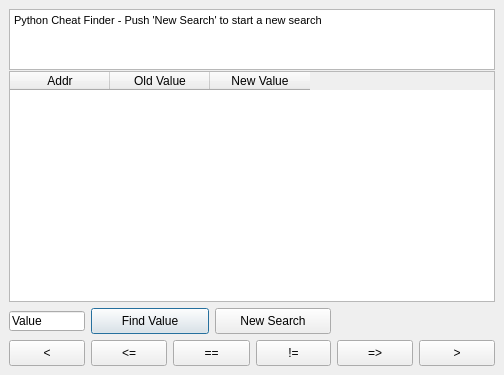
The window that cheatfinder.ui (openMSX/catapult) describes before a commit, drawn with Qt 5.
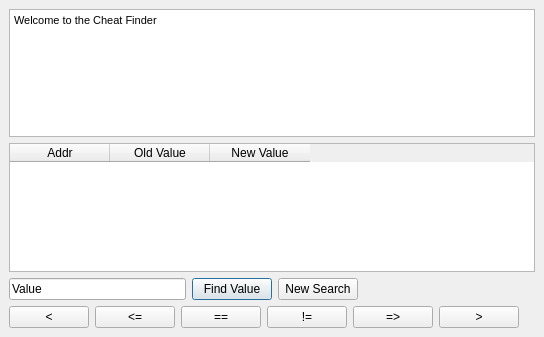
The same window after the commit.

Commit message: Add layouts and spacers to cheatfinder UI

What changed in the file:
```diff
--- a/cheatfinder.ui
+++ b/cheatfinder.ui
@@ -5,38 +5,26 @@
    <rect>
     <x>0</x>
     <y>0</y>
-    <width>504</width>
-    <height>375</height>
+    <width>544</width>
+    <height>337</height>
    </rect>
   </property>
   <property name="windowTitle" >
    <string>Cheat Finder</string>
   </property>
+  <layout class="QGridLayout" >
+   <item row="0" column="0" >
   <widget class="QTextEdit" name="cheatResults" >
-   <property name="geometry" >
-    <rect>
-     <x>9</x>
-     <y>9</y>
-     <width>486</width>
-     <height>61</height>
-    </rect>
-   </property>
    <property name="html" >
     <string>&lt;html>&lt;head>&lt;meta name="qrichtext" content="1" />&lt;style type="text/css">
 p, li { white-space: pre-wrap; }
-&lt;/style>&lt;/head>&lt;body style=" font-family:'MS Shell Dlg 2'; font-size:8.25pt; font-weight:400; font-style:normal;">
-&lt;p style=" margin-top:0px; margin-bottom:0px; margin-left:0px; margin-right:0px; -qt-block-indent:0; text-indent:0px; font-size:8pt;">Python Cheat Finder - Push 'New Search' to start a new search&lt;/p>&lt;/body>&lt;/html></string>
-   </property>
-  </widget>
+&lt;/style>&lt;/head>&lt;body style=" font-family:'Bitstream Vera Sans'; font-size:11pt; font-weight:400; font-style:normal;">
+&lt;p style=" margin-top:0px; margin-bottom:0px; margin-left:0px; margin-right:0px; -qt-block-indent:0; text-indent:0px; font-family:'MS Shell Dlg 2'; font-size:8pt;">Welcome to the Cheat Finder&lt;/p>&lt;/body>&lt;/html></string>
+     </property>
+    </widget>
+   </item>
+   <item row="1" column="0" >
   <widget class="QTableWidget" name="CheatTable" >
-   <property name="geometry" >
-    <rect>
-     <x>9</x>
-     <y>71</y>
-     <width>486</width>
-     <height>231</height>
-    </rect>
-   </property>
    <property name="sizePolicy" >
     <sizepolicy vsizetype="Expanding" hsizetype="Expanding" >
      <horstretch>0</horstretch>
@@ -74,123 +62,105 @@
     </property>
    </column>
   </widget>
+   </item>
+   <item row="2" column="0" >
+    <layout class="QHBoxLayout" >
+     <item>
   <widget class="QLineEdit" name="cheatVal" >
-   <property name="geometry" >
-    <rect>
-     <x>9</x>
-     <y>311</y>
-     <width>76</width>
-     <height>20</height>
-    </rect>
-   </property>
    <property name="text" >
     <string>Value</string>
    </property>
   </widget>
+     </item>
+     <item>
   <widget class="QPushButton" name="FindCheatValue" >
-   <property name="geometry" >
-    <rect>
-     <x>91</x>
-     <y>308</y>
-     <width>118</width>
-     <height>26</height>
-    </rect>
-   </property>
    <property name="text" >
     <string>Find Value</string>
    </property>
   </widget>
+     </item>
+     <item>
   <widget class="QPushButton" name="FindCheatRestart" >
-   <property name="geometry" >
-    <rect>
-     <x>215</x>
-     <y>308</y>
-     <width>116</width>
-     <height>26</height>
-    </rect>
-   </property>
    <property name="text" >
     <string>New Search</string>
    </property>
   </widget>
+     </item>
+     <item>
+      <spacer>
+       <property name="orientation" >
+        <enum>Qt::Horizontal</enum>
+       </property>
+       <property name="sizeHint" >
+        <size>
+         <width>171</width>
+         <height>20</height>
+        </size>
+       </property>
+      </spacer>
+     </item>
+    </layout>
+   </item>
+   <item row="3" column="0" >
+    <layout class="QHBoxLayout" >
+     <item>
   <widget class="QPushButton" name="FindCheatLess" >
-   <property name="geometry" >
-    <rect>
-     <x>9</x>
-     <y>340</y>
-     <width>76</width>
-     <height>26</height>
-    </rect>
-   </property>
    <property name="text" >
     <string>&lt;</string>
    </property>
   </widget>
+     </item>
+     <item>
   <widget class="QPushButton" name="FindCheatLessEqual" >
-   <property name="geometry" >
-    <rect>
-     <x>91</x>
-     <y>340</y>
-     <width>76</width>
-     <height>26</height>
-    </rect>
-   </property>
    <property name="text" >
     <string>&lt;=</string>
    </property>
   </widget>
+     </item>
+     <item>
   <widget class="QPushButton" name="FindCheatEqual" >
-   <property name="geometry" >
-    <rect>
-     <x>173</x>
-     <y>340</y>
-     <width>77</width>
-     <height>26</height>
-    </rect>
-   </property>
    <property name="text" >
     <string>==</string>
    </property>
   </widget>
+     </item>
+     <item>
   <widget class="QPushButton" name="FindCheatNotEqual" >
-   <property name="geometry" >
-    <rect>
-     <x>256</x>
-     <y>340</y>
-     <width>75</width>
-     <height>26</height>
-    </rect>
-   </property>
    <property name="text" >
     <string>!=</string>
    </property>
   </widget>
+     </item>
+     <item>
   <widget class="QPushButton" name="FindCheatMoreEqual" >
-   <property name="geometry" >
-    <rect>
-     <x>337</x>
-     <y>340</y>
-     <width>76</width>
-     <height>26</height>
-    </rect>
-   </property>
    <property name="text" >
     <string>=></string>
    </property>
   </widget>
+     </item>
+     <item>
   <widget class="QPushButton" name="FindCheatMore" >
-   <property name="geometry" >
-    <rect>
-     <x>419</x>
-     <y>340</y>
-     <width>76</width>
-     <height>26</height>
-    </rect>
-   </property>
    <property name="text" >
     <string>></string>
    </property>
   </widget>
+     </item>
+     <item>
+      <spacer>
+       <property name="orientation" >
+        <enum>Qt::Horizontal</enum>
+       </property>
+       <property name="sizeHint" >
+        <size>
+         <width>40</width>
+         <height>20</height>
+        </size>
+       </property>
+      </spacer>
+     </item>
+    </layout>
+   </item>
+  </layout>
  </widget>
  <layoutdefault spacing="6" margin="9" />
  <resources/>
```
Lines whose indentation alone changed are shown as unchanged.
